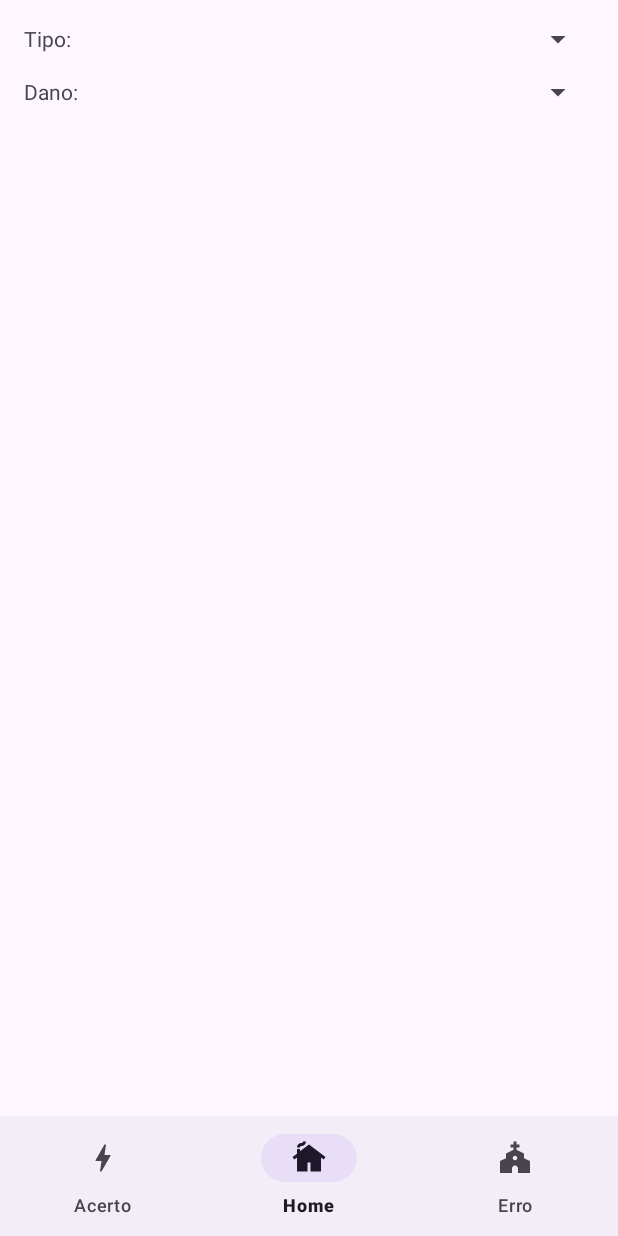
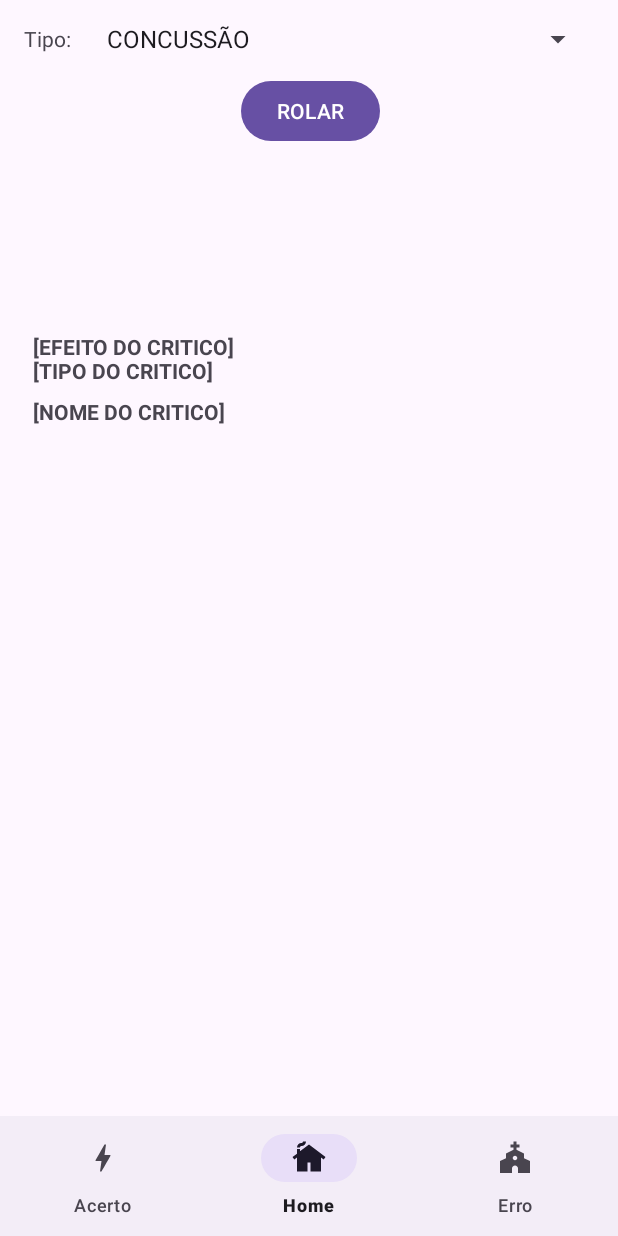
Before and after one commit to GabiNandes09/RPG_APP, an Android app: the fragment AcertoCritFragment placed in its activity, on a phone screen of 412 x 824 dp. Run offline under Robolectric (Android 15) with nearby library versions, the phone set to English and light mode, and no system bars.

Commit message:
Criado modelos tipo_dano e Natureza_Magia, dbHelper ajustado, inicio do fragment para Acertos Criticos

```diff
--- a/app/src/main/java/com/nandes/rpgall/fragments/AcertoCritFragment.java
+++ b/app/src/main/java/com/nandes/rpgall/fragments/AcertoCritFragment.java
@@ -4,62 +4,73 @@ import android.os.Bundle;
 import android.view.LayoutInflater;
 import android.view.View;
 import android.view.ViewGroup;
+import android.widget.AdapterView;
+import android.widget.ArrayAdapter;
+import android.widget.SpinnerAdapter;
 
+import androidx.annotation.NonNull;
+import androidx.annotation.Nullable;
 import androidx.fragment.app.Fragment;
+import com.nandes.rpgall.databinding.FragmentAcertoCritBinding;
+import com.nandes.rpgall.interfaces.IAcertoCritPresenter;
+import com.nandes.rpgall.interfaces.IAcertoCritView;
+import com.nandes.rpgall.models.Natureza_magia;
+import com.nandes.rpgall.models.Tipo_Dano;
 
-import com.nandes.rpgall.R;
+import java.util.List;
 
-/**
- * A simple {@link Fragment} subclass.
- * Use the {@link AcertoCritFragment#newInstance} factory method to
- * create an instance of this fragment.
- */
-public class AcertoCritFragment extends Fragment {
+public class AcertoCritFragment extends Fragment implements IAcertoCritView {
+    private FragmentAcertoCritBinding binding;
+    private IAcertoCritPresenter presenter;
 
-    // TODO: Rename parameter arguments, choose names that match
-    // the fragment initialization parameters, e.g. ARG_ITEM_NUMBER
-    private static final String ARG_PARAM1 = "param1";
-    private static final String ARG_PARAM2 = "param2";
+    @Nullable
+    @Override
+    public View onCreateView(@NonNull LayoutInflater inflater, @Nullable ViewGroup container, @Nullable Bundle savedInstanceState) {
+        binding = FragmentAcertoCritBinding.inflate(inflater, container, false);
+        View view = binding.getRoot();
 
-    // TODO: Rename and change types of parameters
-    private String mParam1;
-    private String mParam2;
+        presenter = new AcertoCritFragmentPresenter(this, getContext());
+        presenter.popularSpinners();
 
-    public AcertoCritFragment() {
-        // Required empty public constructor
-    }
+        binding.spTipoDano.setOnItemSelectedListener(new AdapterView.OnItemSelectedListener() {
+            @Override
+            public void onItemSelected(AdapterView<?> parent, View view, int position, long id) {
+                if (presenter.checkMagia((Tipo_Dano) parent.getSelectedItem())) {
+                    showNaturez_Magia();
+                }
+            }
 
-    /**
-     * Use this factory method to create a new instance of
-     * this fragment using the provided parameters.
-     *
-     * @param param1 Parameter 1.
-     * @param param2 Parameter 2.
-     * @return A new instance of fragment AcertoCritFragment.
-     */
-    // TODO: Rename and change types and number of parameters
-    public static AcertoCritFragment newInstance(String param1, String param2) {
-        AcertoCritFragment fragment = new AcertoCritFragment();
-        Bundle args = new Bundle();
-        args.putString(ARG_PARAM1, param1);
-        args.putString(ARG_PARAM2, param2);
-        fragment.setArguments(args);
-        return fragment;
+            @Override
+            public void onNothingSelected(AdapterView<?> parent) {}
+        });
+
+        return view;
     }
 
     @Override
-    public void onCreate(Bundle savedInstanceState) {
-        super.onCreate(savedInstanceState);
-        if (getArguments() != null) {
-            mParam1 = getArguments().getString(ARG_PARAM1);
-            mParam2 = getArguments().getString(ARG_PARAM2);
-        }
+    public void showEfeito(String nome, String texto) {
+
     }
 
     @Override
-    public View onCreateView(LayoutInflater inflater, ViewGroup container,
-                             Bundle savedInstanceState) {
-        // Inflate the layout for this fragment
-        return inflater.inflate(R.layout.fragment_acerto_crit, container, false);
+    public void configSpinner(List<Tipo_Dano> tipos, List<Natureza_magia> naturezaMagias) {
+        ArrayAdapter<Tipo_Dano> tipoAdapter = new ArrayAdapter<>(
+                requireContext(),
+                androidx.appcompat.R.layout.support_simple_spinner_dropdown_item,
+                tipos
+        );
+        binding.spTipoDano.setAdapter(tipoAdapter);
+
+        ArrayAdapter<Natureza_magia> naturezaAdapter = new ArrayAdapter<>(
+                requireContext(),
+                androidx.appcompat.R.layout.support_simple_spinner_dropdown_item,
+                naturezaMagias
+        );
+        binding.spNaturezaDano.setAdapter(naturezaAdapter);
+    }
+
+    @Override
+    public void showNaturez_Magia() {
+        binding.contaninerSecundario.setVisibility(View.VISIBLE);
     }
 }
--- /dev/null
+++ b/app/src/main/java/com/nandes/rpgall/fragments/AcertoCritFragmentPresenter.java
@@ -0,0 +1,51 @@
+package com.nandes.rpgall.fragments;
+
+import android.content.Context;
+
+import com.nandes.rpgall.interfaces.IAcertoCritPresenter;
+import com.nandes.rpgall.interfaces.IAcertoCritView;
+import com.nandes.rpgall.modelDAOs.Natureza_MagiaDAO;
+import com.nandes.rpgall.modelDAOs.Tipo_danoDAO;
+import com.nandes.rpgall.models.Natureza_magia;
+import com.nandes.rpgall.models.Tipo_Dano;
+
+import java.util.List;
+
+public class AcertoCritFragmentPresenter implements IAcertoCritPresenter {
+
+    private IAcertoCritView view;
+    private Context context;
+    private Tipo_danoDAO tipo_danoDAO;
+    private Natureza_MagiaDAO naturezaMagiaDAO;
+
+
+
+    public AcertoCritFragmentPresenter (IAcertoCritView view, Context context){
+        this.view = view;
+        this.context = context;
+        tipo_danoDAO = new Tipo_danoDAO(context);
+        naturezaMagiaDAO = new Natureza_MagiaDAO(context);
+    }
+    @Override
+    public void onRolarButtonClick() {
+
+    }
+
+    @Override
+    public void popularSpinners() {
+        List<Tipo_Dano> tipos = tipo_danoDAO.getAllTipo_Dano();
+        List<Natureza_magia> natureza = naturezaMagiaDAO.getAllNatureza_Magia();
+
+        if (tipos==null||natureza==null){return;}
+
+        view.configSpinner(tipos, natureza);
+    }
+
+    @Override
+    public boolean checkMagia(Tipo_Dano tipoDano) {
+        if (tipoDano.getId() == 4){
+            return true;
+        }
+        return false;
+    }
+}
--- /dev/null
+++ b/app/src/main/java/com/nandes/rpgall/interfaces/IAcertoCritPresenter.java
@@ -0,0 +1,10 @@
+package com.nandes.rpgall.interfaces;
+
+import com.nandes.rpgall.models.Tipo_Dano;
+
+public interface IAcertoCritPresenter {
+    void onRolarButtonClick();
+    void popularSpinners();
+    boolean checkMagia(Tipo_Dano tipoDano);
+
+}
--- /dev/null
+++ b/app/src/main/java/com/nandes/rpgall/interfaces/IAcertoCritView.java
@@ -0,0 +1,14 @@
+package com.nandes.rpgall.interfaces;
+
+import com.nandes.rpgall.models.Natureza_magia;
+import com.nandes.rpgall.models.Tipo_Dano;
+
+import java.util.List;
+
+public interface IAcertoCritView {
+
+    void showEfeito(String nome, String texto);
+    void configSpinner(List<Tipo_Dano> tipos, List<Natureza_magia> naturezaMagias);
+    void showNaturez_Magia();
+
+}
--- /dev/null
+++ b/app/src/main/java/com/nandes/rpgall/modelDAOs/Natureza_MagiaDAO.java
@@ -0,0 +1,38 @@
+package com.nandes.rpgall.modelDAOs;
+
+import android.content.Context;
+import android.database.Cursor;
+import android.database.sqlite.SQLiteDatabase;
+
+import com.nandes.rpgall.database.DatabaseHelper;
+import com.nandes.rpgall.models.Natureza_magia;
+
+import java.util.ArrayList;
+import java.util.List;
+
+public class Natureza_MagiaDAO {
+    private DatabaseHelper dbHelper;
+    private Context context;
+
+    public Natureza_MagiaDAO(Context context){
+        this.context = context;
+        dbHelper = new DatabaseHelper(context);
+    }
+
+    public List<Natureza_magia> getAllNatureza_Magia(){
+        List<Natureza_magia> list = new ArrayList<>();
+        SQLiteDatabase db = dbHelper.getReadableDatabase();
+        String sql = "SELECT * FROM " + DatabaseHelper.NATUREZA_MAGIA_TABLE;
+
+        try (Cursor cursor = db.rawQuery(sql, null)){
+            while (cursor.moveToNext()){
+                Natureza_magia magia = new Natureza_magia(
+                        cursor.getInt(cursor.getColumnIndexOrThrow(DatabaseHelper.NATUREZA_MAGIA_ID)),
+                        cursor.getString(cursor.getColumnIndexOrThrow(DatabaseHelper.NATUREZA_MAGIA_NOME))
+                );
+                list.add(magia);
+            }
+        }
+        return list;
+    }
+}
--- /dev/null
+++ b/app/src/main/java/com/nandes/rpgall/modelDAOs/Tipo_danoDAO.java
@@ -0,0 +1,44 @@
+package com.nandes.rpgall.modelDAOs;
+
+import android.content.Context;
+import android.database.Cursor;
+import android.database.sqlite.SQLiteDatabase;
+import android.util.Log;
+
+import com.nandes.rpgall.database.DatabaseHelper;
+import com.nandes.rpgall.models.Tipo_Dano;
+
+import java.util.ArrayList;
+import java.util.List;
+
+public class Tipo_danoDAO {
+
+    private DatabaseHelper dbHelper;
+    private Context context;
+
+    public Tipo_danoDAO(Context context){
+        this.context = context;
+        dbHelper = new DatabaseHelper(context);
+    }
+
+    public List<Tipo_Dano> getAllTipo_Dano(){
+        List<Tipo_Dano> tipos = new ArrayList<>();
+
+        SQLiteDatabase db = dbHelper.getReadableDatabase();
+        String sql = "SELECT * FROM " + DatabaseHelper.TIPO_DANO_TABLE;
+
+        try (Cursor cursor = db.rawQuery(sql, null)){
+            while (cursor.moveToNext()){
+                Tipo_Dano tipo = new Tipo_Dano(
+                        cursor.getInt(cursor.getColumnIndexOrThrow(DatabaseHelper.TIPO_DANO_ID)),
+                        cursor.getString(cursor.getColumnIndexOrThrow(DatabaseHelper.TIPO_DANO_NOME))
+                );
+                tipos.add(tipo);
+            }
+        }  catch (Exception e){
+            Log.i("Nandes", "Erro ao buscar tipo_dano");
+            e.printStackTrace();
+        }
+        return tipos;
+    }
+}
--- /dev/null
+++ b/app/src/main/java/com/nandes/rpgall/models/Tipo_Dano.java
@@ -0,0 +1,32 @@
+package com.nandes.rpgall.models;
+
+import androidx.annotation.NonNull;
+
+public class Tipo_Dano {
+    private int id;
+    private String nome;
+
+    public Tipo_Dano(){}
+    public Tipo_Dano(int id, String nome){
+        this.id = id;
+        this.nome = nome;
+    }
+
+    public int getId() {
+        return id;
+    }
+
+    public String getNome() {
+        return nome;
+    }
+
+    public void setNome(String nome) {
+        this.nome = nome;
+    }
+
+    @NonNull
+    @Override
+    public String toString() {
+        return nome;
+    }
+}
--- a/app/src/main/res/layout/fragment_acerto_crit.xml
+++ b/app/src/main/res/layout/fragment_acerto_crit.xml
@@ -18,7 +18,7 @@
         app:layout_constraintTop_toTopOf="parent" />
 
     <Spinner
-        android:id="@+id/spinner"
+        android:id="@+id/spTipoDano"
         android:layout_width="0dp"
         android:layout_height="wrap_content"
         android:layout_marginStart="16dp"
@@ -28,23 +28,99 @@
         app:layout_constraintStart_toEndOf="@+id/textView7"
         app:layout_constraintTop_toTopOf="@+id/textView7" />
 
-    <TextView
-        android:id="@+id/textView10"
+    <Button
+        android:id="@+id/button"
         android:layout_width="wrap_content"
         android:layout_height="wrap_content"
-        android:layout_marginTop="16dp"
-        android:text="Dano:"
-        app:layout_constraintStart_toStartOf="@+id/textView7"
-        app:layout_constraintTop_toBottomOf="@+id/textView7" />
+        android:text="@string/rolar"
+        app:layout_constraintEnd_toEndOf="parent"
+        app:layout_constraintHorizontal_bias="0.503"
+        app:layout_constraintStart_toStartOf="parent"
+        app:layout_constraintTop_toBottomOf="@+id/contaninerSecundario" />
 
-    <Spinner
-        android:id="@+id/spinner2"
-        android:layout_width="0dp"
+    <androidx.constraintlayout.widget.ConstraintLayout
+        android:id="@+id/efeitoCritico"
+        android:layout_width="400dp"
+        android:layout_height="400dp"
+        app:layout_constraintBottom_toBottomOf="parent"
+        app:layout_constraintEnd_toEndOf="parent"
+        app:layout_constraintHorizontal_bias="0.5"
+        app:layout_constraintStart_toStartOf="parent"
+        app:layout_constraintTop_toBottomOf="@+id/button"
+        app:layout_constraintVertical_bias="0.5">
+
+        <ImageView
+            android:id="@+id/imgBackground"
+            android:layout_width="wrap_content"
+            android:layout_height="wrap_content"
+            tools:src="@tools:sample/backgrounds/scenic" />
+
+        <TextView
+            android:id="@+id/txtEfeitoTipo"
+            android:layout_width="wrap_content"
+            android:layout_height="wrap_content"
+            android:layout_marginStart="16dp"
+            android:layout_marginTop="16dp"
+            android:text="[TIPO DO CRITICO]"
+            android:textStyle="bold"
+            app:layout_constraintStart_toStartOf="parent"
+            app:layout_constraintTop_toTopOf="parent" />
+
+        <TextView
+            android:id="@+id/txtEfeitoCritico"
+            android:layout_width="wrap_content"
+            android:layout_height="wrap_content"
+            android:layout_marginStart="16dp"
+            android:text="[EFEITO DO CRITICO]"
+            android:textStyle="bold"
+            app:layout_constraintStart_toStartOf="parent"
+            tools:layout_editor_absoluteY="105dp" />
+
+        <TextView
+            android:id="@+id/txtEfeitoNome"
+            android:layout_width="wrap_content"
+            android:layout_height="wrap_content"
+            android:layout_marginTop="8dp"
+            android:text="[NOME DO CRITICO]"
+            android:textStyle="bold"
+            app:layout_constraintStart_toStartOf="@+id/txtEfeitoTipo"
+            app:layout_constraintTop_toBottomOf="@+id/txtEfeitoTipo" />
+    </androidx.constraintlayout.widget.ConstraintLayout>
+
+    <androidx.constraintlayout.widget.ConstraintLayout
+        android:id="@+id/contaninerSecundario"
+        android:layout_width="match_parent"
         android:layout_height="wrap_content"
-        android:layout_marginStart="16dp"
-        android:layout_marginEnd="16dp"
-        app:layout_constraintBottom_toBottomOf="@+id/textView10"
         app:layout_constraintEnd_toEndOf="parent"
-        app:layout_constraintStart_toEndOf="@+id/textView10"
-        app:layout_constraintTop_toTopOf="@+id/textView10" />
+        app:layout_constraintHorizontal_bias="0.5"
+        app:layout_constraintStart_toStartOf="parent"
+        app:layout_constraintTop_toBottomOf="@+id/spTipoDano"
+        android:visibility="gone">
+
+        <TextView
+            android:id="@+id/txtNatureza"
+            android:layout_width="wrap_content"
+            android:layout_height="wrap_content"
+            android:layout_marginStart="16dp"
+            android:layout_marginTop="16dp"
+            android:layout_marginBottom="16dp"
+            android:text="Natureza: "
+            app:layout_constraintBottom_toBottomOf="parent"
+            app:layout_constraintStart_toStartOf="parent"
+            app:layout_constraintTop_toTopOf="parent"
+            app:layout_constraintVertical_bias="0.5" />
+
+        <Spinner
+            android:id="@+id/spNaturezaDano"
+            android:layout_width="0dp"
+            android:layout_height="0dp"
+            android:layout_marginStart="16dp"
+            android:layout_marginEnd="16dp"
+            app:layout_constraintBottom_toBottomOf="@+id/txtNatureza"
+            app:layout_constraintEnd_toEndOf="parent"
+            app:layout_constraintHorizontal_bias="0.5"
+            app:layout_constraintStart_toEndOf="@+id/txtNatureza"
+            app:layout_constraintTop_toTopOf="@+id/txtNatureza" />
+    </androidx.constraintlayout.widget.ConstraintLayout>
+
 </androidx.constraintlayout.widget.ConstraintLayout>
--- a/app/src/main/res/layout/fragment_rolagens.xml
+++ b/app/src/main/res/layout/fragment_rolagens.xml
@@ -12,7 +12,7 @@
         android:layout_width="wrap_content"
         android:layout_height="wrap_content"
         android:layout_marginBottom="32dp"
-        android:text="ROLAR"
+        android:text="@string/rolar"
         android:textSize="30dp"
         app:layout_constraintBottom_toTopOf="@+id/spOpcoesRolar"
         app:layout_constraintEnd_toEndOf="parent"
--- a/app/src/main/res/values/strings.xml
+++ b/app/src/main/res/values/strings.xml
@@ -11,6 +11,7 @@
     <string name="deletar_mensagem">Tem certeza que deseja deletar?</string>
     <string name="sim">Sim</string>
     <string name="nao">Não</string>
+    <string name="rolar">ROLAR</string>
 
     <string name="hello_blank_fragment">Hello blank fragment</string>
 </resources>
```
Also changed, not shown: app/src/main/java/com/nandes/rpgall/database/DatabaseHelper.java (+81 -80 lines), app/src/main/java/com/nandes/rpgall/models/EfeitoCritico.java (added, +48 -0 lines), app/src/main/java/com/nandes/rpgall/models/Natureza_magia.java (added, +31 -0 lines).
